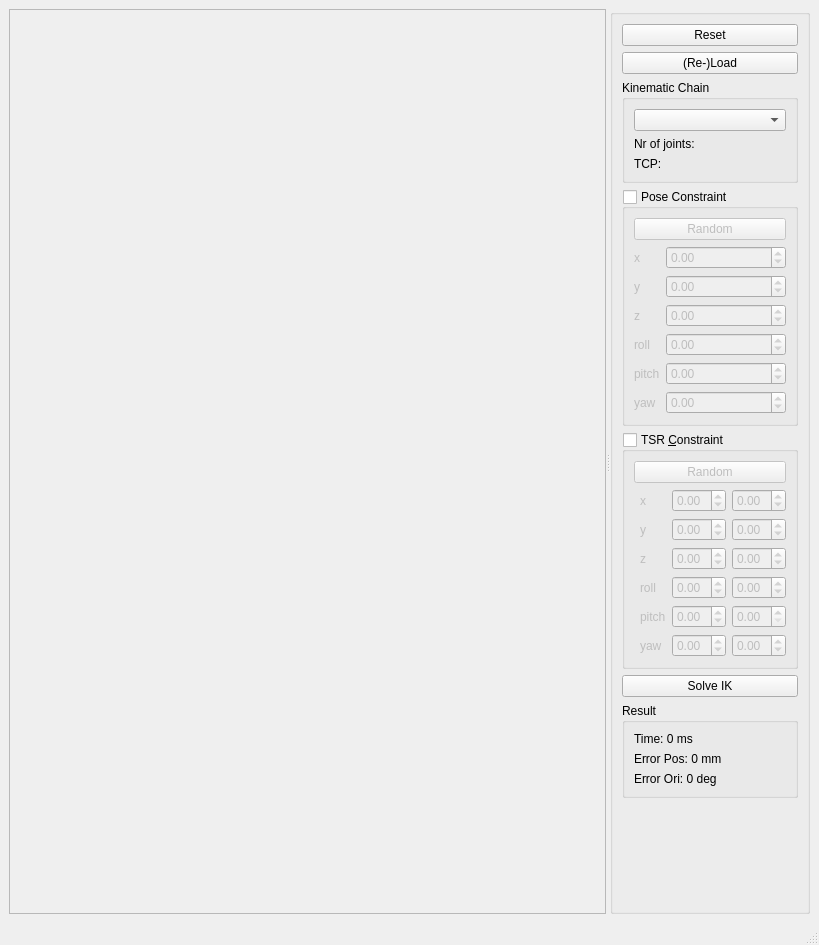
Qt form VirtualRobot/examples/ConstrainedIK/ConstrainedIK.ui (softbankrobotics-research/Simox) before a commit.
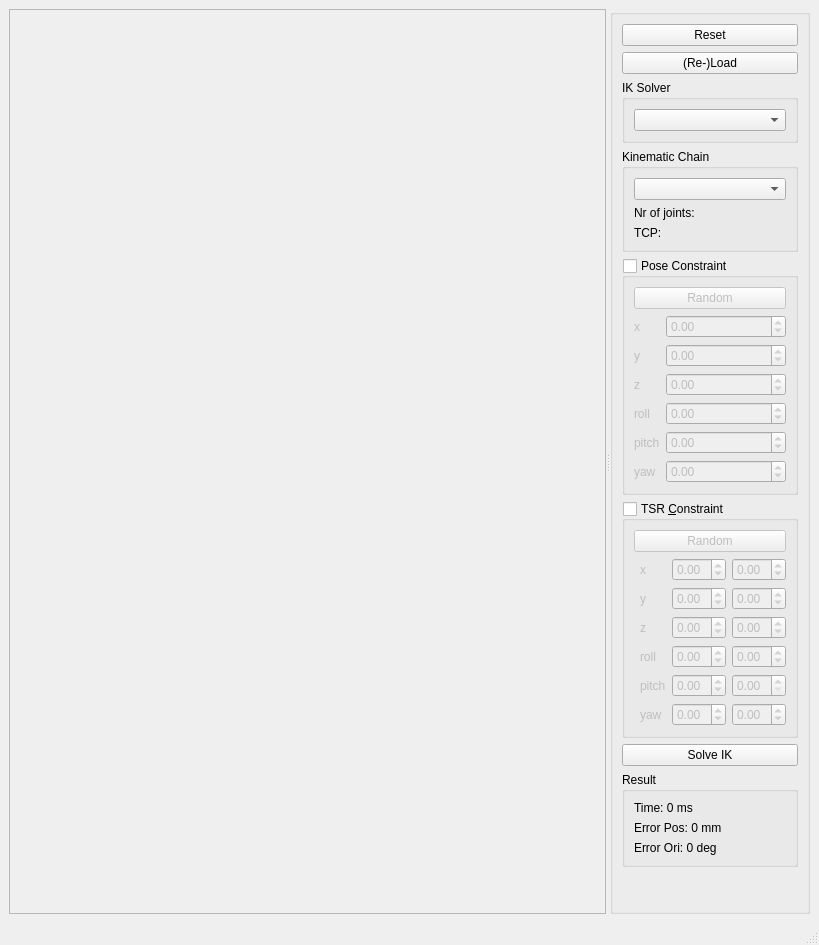
The same form after that commit.

Commit message: ConstrainedIKDemo: Made ik solver selectable

```diff
--- a/VirtualRobot/examples/ConstrainedIK/ConstrainedIK.ui
+++ b/VirtualRobot/examples/ConstrainedIK/ConstrainedIK.ui
@@ -53,6 +53,18 @@
           </property>
          </widget>
         </item>
+        <item>
+         <widget class="QGroupBox" name="groupBox_2">
+          <property name="title">
+           <string>IK Solver</string>
+          </property>
+          <layout class="QVBoxLayout" name="verticalLayout_4">
+           <item>
+            <widget class="QComboBox" name="ikSolver"/>
+           </item>
+          </layout>
+         </widget>
+        </item>
         <item>
          <widget class="QGroupBox" name="groupBox_3">
           <property name="title">
```
The commit also changes 1 other file.
